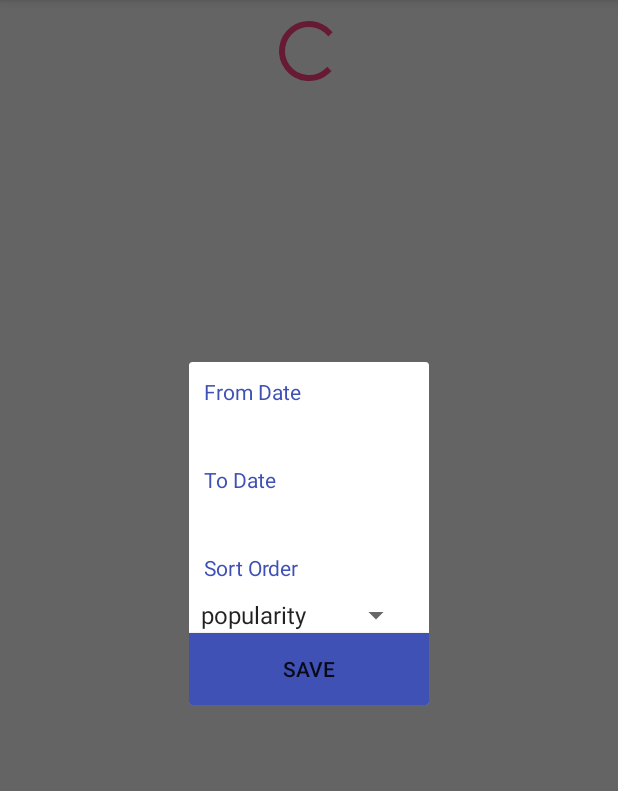
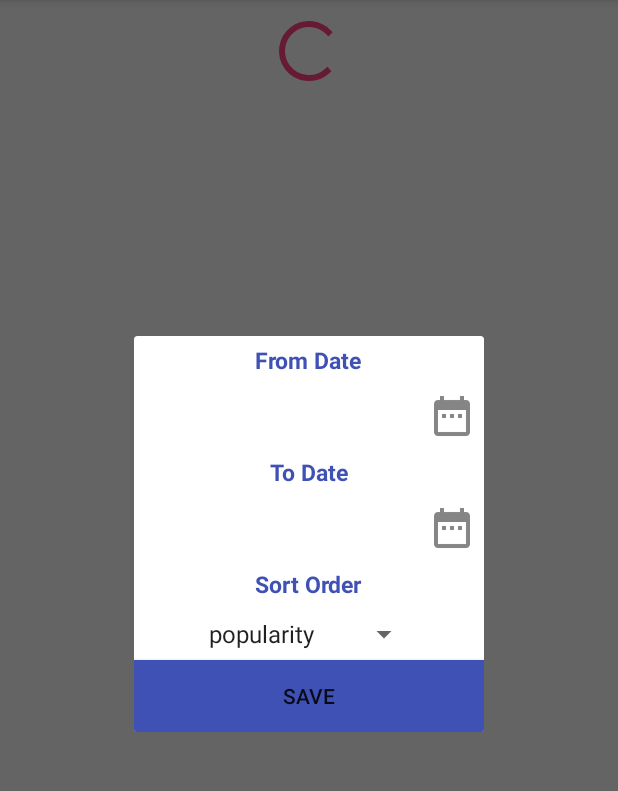
Before and after one commit to Riasik/AppNewsApi, an Android app: the fragment SettingsFragment placed in its activity, on a phone screen of 412 x 824 dp, the part 84-875 px from its top. Run offline under Robolectric (Android 15) with nearby library versions, the phone set to English and light mode, and no system bars; our stand-ins replace Picasso; pictures from the network do not load.

Commit message:
change settings

```diff
--- a/app/src/main/java/com/ryasik/appnewsapi/API/ApiInterface.java
+++ b/app/src/main/java/com/ryasik/appnewsapi/API/ApiInterface.java
@@ -11,8 +11,11 @@ public interface ApiInterface {
 
     @GET("everything")
     Call<articlesResponse> getItems(@Query("sources") String source,
-                                    @Query("page") int pageNumber,
-                                    @Query("apiKey") String apiKey);
+                                     @Query("from") String fromDate,
+                                     @Query("to") String toDate,
+                                     @Query("sortBy") String sortOrder,
+                                     @Query("page") int pageNumber,
+                                     @Query("apiKey") String apiKey);
     @GET("sources")
     Call<Source> getListSource(@Query("language") String languange,
                                @Query("apiKey") String apiKey);
--- a/app/src/main/java/com/ryasik/appnewsapi/Adapters/ListSourcesAdapter.java
+++ b/app/src/main/java/com/ryasik/appnewsapi/Adapters/ListSourcesAdapter.java
@@ -15,7 +15,8 @@ import com.ryasik.appnewsapi.R;
 
 import java.util.List;
 
-public class ListSourcesAdapter extends RecyclerView.Adapter<ListSourcesAdapter.ViewHolder>{
+public class ListSourcesAdapter extends RecyclerView.Adapter<ListSourcesAdapter.ViewHolder>
+{
 
     private Context context;
     private List<Source.ListSource> listSources;
@@ -75,4 +76,5 @@ public class ListSourcesAdapter extends RecyclerView.Adapter<ListSourcesAdapter.
         this.listSources = listSources;
         notifyDataSetChanged();
     }
+
 }
--- a/app/src/main/java/com/ryasik/appnewsapi/Adapters/PaginationAdapter.java
+++ b/app/src/main/java/com/ryasik/appnewsapi/Adapters/PaginationAdapter.java
@@ -183,10 +183,7 @@ public class PaginationAdapter extends RecyclerView.Adapter<RecyclerView.ViewHol
 
     private void startDetailsActivtiy(Item item) {
         Intent myIntent = new Intent(context, DetailsActivity.class);
-        myIntent.putExtra("article_name", item.getTitle());
-        myIntent.putExtra("article_author", item.getAuthor());
-        myIntent.putExtra("article_details", item.getDescription());
-        myIntent.putExtra("article_picture", item.getUrlToImage());
+        myIntent.putExtra("url", item.getUrl());
         context.startActivity(myIntent);
     }
 
--- a/app/src/main/java/com/ryasik/appnewsapi/Controller/ArticlesActivity.java
+++ b/app/src/main/java/com/ryasik/appnewsapi/Controller/ArticlesActivity.java
@@ -18,6 +18,7 @@ import com.ryasik.appnewsapi.API.ApiClient;
 import com.ryasik.appnewsapi.API.ApiInterface;
 import com.ryasik.appnewsapi.Adapters.PaginationAdapter;
 import com.ryasik.appnewsapi.Adapters.PaginationScrollListener;
+import com.ryasik.appnewsapi.Filters.ArticleFilter;
 import com.ryasik.appnewsapi.Fragments.SettingsFragment;
 import com.ryasik.appnewsapi.Model.Item;
 import com.ryasik.appnewsapi.Model.articlesResponse;
@@ -29,7 +30,7 @@ import retrofit2.Call;
 import retrofit2.Callback;
 import retrofit2.Response;
 
-public class ArticlesActivity extends AppCompatActivity {
+public class ArticlesActivity extends AppCompatActivity implements SettingsFragment.SettingsFragmentCallBack{
     public static String API_KEY = MainActivity.API_KEY;
     private static final String TAG = ArticlesActivity.class.getSimpleName();
 
@@ -50,7 +51,7 @@ public class ArticlesActivity extends AppCompatActivity {
     @Override
     protected void onCreate(Bundle savedInstanceState) {
         super.onCreate(savedInstanceState);
-        setContentView(R.layout.activity_main);
+        setContentView(R.layout.activity_articles);
         toolbar = (Toolbar) findViewById(R.id.toolbar);
         setSupportActionBar(toolbar);
         recyclerView = (RecyclerView) findViewById(R.id.recycler_view);
@@ -94,6 +95,7 @@ public class ArticlesActivity extends AppCompatActivity {
                 results = fetchResults(response);
                 progressBar.setVisibility(View.GONE);
                 Log.i("api response","results body contains "+ results);
+                Log.d("response.body()", String.valueOf(results));
                 adapter.addAll(results);
 
                 if (adapter.getItemCount() < 1000)
@@ -138,14 +140,18 @@ public class ArticlesActivity extends AppCompatActivity {
     }
 
     private Call<articlesResponse> callNewsApi(int currentPage) {
-        return apiService.getItems(source,currentPage,API_KEY);
+
+        return apiService.getItems(source,
+                ArticleFilter.getArticleFilterInstance().getFromDate(),
+                ArticleFilter.getArticleFilterInstance().getToDate(),
+                ArticleFilter.getArticleFilterInstance().getSortOrder(),
+                currentPage,API_KEY);
     }
 
     private List<Item> fetchResults(Response<articlesResponse> response) {
         articlesResponse articlesResponse = response.body();
 
         if (articlesResponse != null) {
-
             return articlesResponse.getArticles();
         }
         return results;
@@ -172,4 +178,17 @@ public class ArticlesActivity extends AppCompatActivity {
         return super.onOptionsItemSelected(item);
     }
 
+    @Override
+    public void event() {
+        getApplicationContext().startActivity(new Intent(getApplicationContext(), ArticlesActivity.class)
+                .putExtra("source", source));
+    }
+
+    @Override
+    public void onBackPressed() {
+        super.onBackPressed();
+        ArticleFilter.getArticleFilterInstance().setFromDate(null);
+        ArticleFilter.getArticleFilterInstance().setToDate(null);
+        ArticleFilter.getArticleFilterInstance().setSortOrder(null);
+    }
 }
--- a/app/src/main/java/com/ryasik/appnewsapi/Controller/MainActivity.java
+++ b/app/src/main/java/com/ryasik/appnewsapi/Controller/MainActivity.java
@@ -31,7 +31,7 @@ public class MainActivity extends AppCompatActivity {
     @Override
     protected void onCreate(Bundle savedInstanceState) {
         super.onCreate(savedInstanceState);
-        setContentView(R.layout.activity_main_first);
+        setContentView(R.layout.activity_main);
         rvly_list_sources = (RecyclerView) findViewById(R.id.rvly_list_sources);
         listSourcesAdapter = new ListSourcesAdapter(this, listSources);
         LinearLayoutManager linearLayoutManager = new LinearLayoutManager(this);
--- a/app/src/main/java/com/ryasik/appnewsapi/Fragments/SettingsFragment.java
+++ b/app/src/main/java/com/ryasik/appnewsapi/Fragments/SettingsFragment.java
@@ -1,5 +1,6 @@
 package com.ryasik.appnewsapi.Fragments;
 
+import android.app.Activity;
 import android.app.DatePickerDialog;
 import android.app.Dialog;
 import android.os.Bundle;
@@ -13,6 +14,7 @@ import android.view.Window;
 import android.widget.ArrayAdapter;
 import android.widget.Button;
 import android.widget.DatePicker;
+import android.widget.ImageView;
 import android.widget.Spinner;
 import android.widget.TextView;
 
@@ -27,6 +29,7 @@ public class SettingsFragment extends DialogFragment{
     TextView etToDateText;
     Spinner sprSortOrder;
     Button btnSave;
+    ImageView btnFromDate, btnToDate;
     ArrayAdapter<CharSequence> spinnerAdapter;
 
     public void onCreate(Bundle savedInstanceState){
@@ -40,6 +43,8 @@ public class SettingsFragment extends DialogFragment{
         etFromDateText = (TextView) view.findViewById(R.id.etDate);
         etToDateText = (TextView) view.findViewById(R.id.etToDate);
         btnSave = (Button)view.findViewById(R.id.btnSave);
+        btnFromDate = (ImageView) view.findViewById(R.id.btn_from_date);
+        btnToDate = (ImageView) view.findViewById(R.id.btn_to_date);
         loadSortOrder(view);
         return view;
     }
@@ -80,13 +85,13 @@ public class SettingsFragment extends DialogFragment{
     }
 
     private void setListeners(){
-        etFromDateText.setOnClickListener(new View.OnClickListener() {
+        btnFromDate.setOnClickListener(new View.OnClickListener() {
             @Override
             public void onClick(View v) {
                 showDatePicker(v.getId());
             }
         });
-        etToDateText.setOnClickListener(new View.OnClickListener() {
+        btnToDate.setOnClickListener(new View.OnClickListener() {
             @Override
             public void onClick(View v) {
                 showDatePicker(v.getId());
@@ -105,6 +110,7 @@ public class SettingsFragment extends DialogFragment{
         ArticleFilter.getArticleFilterInstance().setToDate((String.valueOf(etToDateText.getText())));
         ArticleFilter.getArticleFilterInstance().setSortOrder(String.valueOf(sprSortOrder.getSelectedItem()));
         dismiss();
+        callBack.event();
     }
 
     private void showDatePicker(final int idDate){
@@ -120,7 +126,7 @@ public class SettingsFragment extends DialogFragment{
 
             public void onDateSet(DatePicker view, int year, int monthOfYear,
                                   int dayOfMonth) {
-                if (idDate == R.id.etDate) {
+                if (idDate == R.id.btn_from_date) {
                     etFromDateText.setText(String.valueOf(monthOfYear + 1) + "/" + String.valueOf(dayOfMonth)
                             + "/" + String.valueOf(year));
                 }else {
@@ -134,4 +140,19 @@ public class SettingsFragment extends DialogFragment{
         datePickerFragment.show(getFragmentManager(),"Date Picker");
     }
 
+    public interface SettingsFragmentCallBack {
+        public void event();
+    }
+
+    SettingsFragmentCallBack callBack;
+
+    @Override
+    public void onAttach(Activity activity) {
+        super.onAttach(activity);
+        try {
+            callBack = (SettingsFragmentCallBack) activity;
+        } catch (ClassCastException e) {
+            throw new ClassCastException(activity.toString() + " must implement onSomeEventListener");
+        }
+    }
 }
--- /dev/null
+++ b/app/src/main/res/layout/activity_articles.xml
@@ -0,0 +1,38 @@
+<?xml version="1.0" encoding="utf-8"?>
+<LinearLayout xmlns:android="http://schemas.android.com/apk/res/android"
+xmlns:app="http://schemas.android.com/apk/res-auto"
+xmlns:tools="http://schemas.android.com/tools"
+android:layout_width="match_parent"
+android:layout_height="match_parent"
+tools:context="com.ryasik.appnewsapi.Controller.ArticlesActivity"
+android:orientation="vertical">
+<android.support.design.widget.AppBarLayout
+    android:layout_width="match_parent"
+    android:layout_height="wrap_content"
+    android:theme="@style/AppTheme.AppBarOverlay">
+
+    <android.support.v7.widget.Toolbar
+        android:id="@+id/toolbar"
+        android:layout_width="match_parent"
+        android:layout_height="?attr/actionBarSize"
+        android:background="?attr/colorPrimary"
+        app:popupTheme="@style/AppTheme.PopupOverlay"
+        />
+
+</android.support.design.widget.AppBarLayout>
+<android.support.v7.widget.RecyclerView
+    android:id="@+id/recycler_view"
+    android:layout_width="match_parent"
+    android:layout_height="wrap_content"
+    android:scrollbars="vertical"
+    tools:context=".controller.MainActivity"
+    android:paddingTop="10dp"
+    tools:showIn="@layout/activity_articles" />
+
+<ProgressBar
+    android:id="@+id/main_progress"
+    android:layout_width="wrap_content"
+    android:layout_height="wrap_content"
+    android:layout_gravity="center" />
+
+</LinearLayout>
--- a/app/src/main/res/layout/activity_main.xml
+++ b/app/src/main/res/layout/activity_main.xml
@@ -1,38 +1,12 @@
 <?xml version="1.0" encoding="utf-8"?>
 <LinearLayout xmlns:android="http://schemas.android.com/apk/res/android"
-xmlns:app="http://schemas.android.com/apk/res-auto"
-xmlns:tools="http://schemas.android.com/tools"
-android:layout_width="match_parent"
-android:layout_height="match_parent"
-tools:context="com.ryasik.appnewsapi.Controller.ArticlesActivity"
-android:orientation="vertical">
-<android.support.design.widget.AppBarLayout
+    xmlns:tools="http://schemas.android.com/tools"
     android:layout_width="match_parent"
-    android:layout_height="wrap_content"
-    android:theme="@style/AppTheme.AppBarOverlay">
-
-    <android.support.v7.widget.Toolbar
-        android:id="@+id/toolbar"
+    android:layout_height="match_parent"
+    tools:context=".Controller.MainActivity">
+    <android.support.v7.widget.RecyclerView
+        android:id="@+id/rvly_list_sources"
         android:layout_width="match_parent"
-        android:layout_height="?attr/actionBarSize"
-        android:background="?attr/colorPrimary"
-        app:popupTheme="@style/AppTheme.PopupOverlay"
-        />
-
-</android.support.design.widget.AppBarLayout>
-<android.support.v7.widget.RecyclerView
-    android:id="@+id/recycler_view"
-    android:layout_width="match_parent"
-    android:layout_height="wrap_content"
-    android:scrollbars="vertical"
-    tools:context=".controller.MainActivity"
-    android:paddingTop="10dp"
-    tools:showIn="@layout/activity_main" />
-
-<ProgressBar
-    android:id="@+id/main_progress"
-    android:layout_width="wrap_content"
-    android:layout_height="wrap_content"
-    android:layout_gravity="center" />
-
+        android:layout_height="wrap_content">
+    </android.support.v7.widget.RecyclerView>
 </LinearLayout>
--- a/app/src/main/res/layout/fragment_settings.xml
+++ b/app/src/main/res/layout/fragment_settings.xml
@@ -2,55 +2,100 @@
 <LinearLayout xmlns:android="http://schemas.android.com/apk/res/android"
     android:layout_width="match_parent"
     android:layout_height="match_parent"
+    android:gravity="center"
     android:orientation="vertical">
 
     <TextView
-android:text="@string/lbl_from_date"
-android:layout_width="wrap_content"
-android:textColor="@color/colorPrimary"
-android:layout_height="wrap_content"
-android:layout_margin="10dp"
-android:id="@+id/tvLblDate" />
-
-<TextView
+        android:id="@+id/tvLblDate"
         android:layout_width="wrap_content"
         android:layout_height="wrap_content"
-android:ems="10"
-android:id="@+id/etDate" />
-
-<TextView
-android:text="@string/lbl_to_date"
-android:layout_width="wrap_content"
+        android:layout_margin="5dp"
+        android:text="@string/lbl_from_date"
         android:textColor="@color/colorPrimary"
-android:layout_height="wrap_content"
-android:layout_margin="10dp"
-android:id="@+id/tvLblToDate" />
-
-<TextView
+        android:textAppearance="?android:textAppearanceLarge"
+        android:textSize="@dimen/article_title_text_size"
+        android:textStyle="bold"/>
+<LinearLayout
     android:layout_width="wrap_content"
     android:layout_height="wrap_content"
+    android:orientation="horizontal">
+    <TextView
+        android:id="@+id/etDate"
+        android:layout_width="wrap_content"
+        android:layout_height="wrap_content"
+        android:layout_margin="5dp"
+        android:gravity="center"
         android:ems="10"
-android:id="@+id/etToDate" />
+        android:textAppearance="?android:textAppearanceLarge"
+        android:textSize="@dimen/article_title_text_size"
+        android:textStyle="bold"/>
+    <ImageView
+        android:id="@+id/btn_from_date"
+        android:layout_width="wrap_content"
+        android:layout_height="wrap_content"
+        android:layout_margin="5dp"
+        android:src="@drawable/ic_date_update"
+        />
 
+</LinearLayout>
     <TextView
+        android:id="@+id/tvLblToDate"
+        android:layout_width="wrap_content"
+        android:layout_height="wrap_content"
+        android:layout_margin="5dp"
+        android:text="@string/lbl_to_date"
+        android:textColor="@color/colorPrimary"
+        android:textAppearance="?android:textAppearanceLarge"
+        android:textSize="@dimen/article_title_text_size"
+        android:textStyle="bold"/>
+<LinearLayout
+    android:layout_width="wrap_content"
+    android:layout_height="wrap_content"
+    android:orientation="horizontal">
+    <TextView
+        android:id="@+id/etToDate"
+        android:layout_width="wrap_content"
+        android:layout_height="wrap_content"
+        android:layout_margin="5dp"
+        android:gravity="center"
+        android:ems="10"
+        android:textAppearance="?android:textAppearanceLarge"
+        android:textSize="@dimen/article_title_text_size"
+        android:textStyle="bold"/>
+    <ImageView
+        android:id="@+id/btn_to_date"
+        android:layout_width="wrap_content"
+        android:layout_height="wrap_content"
+        android:layout_margin="5dp"
+        android:src="@drawable/ic_date_update"
+        />
+</LinearLayout>
+    <TextView
+        android:id="@+id/tvLblSortOrder"
+        android:layout_width="wrap_content"
+        android:layout_height="wrap_content"
+        android:layout_margin="5dp"
         android:text="@string/lbl_sort_order"
         android:textColor="@color/colorPrimary"
-android:layout_margin="10dp"
+        android:textAppearance="?android:textAppearanceLarge"
+        android:textSize="@dimen/article_title_text_size"
+        android:textStyle="bold"/>
+
+    <Spinner
+        android:id="@+id/sort_spinner"
         android:layout_width="wrap_content"
         android:layout_height="wrap_content"
-android:id="@+id/tvLblSortOrder" />
-
-<Spinner
-android:layout_width="wrap_content"
-android:layout_height="wrap_content"
-android:id="@+id/sort_spinner" />
+        android:layout_margin="5dp"
+        android:textAppearance="?android:textAppearanceLarge"
+        android:textSize="@dimen/article_title_text_size"
+        android:textStyle="bold"
+        />
 
     <Button
+        android:id="@+id/btnSave"
         android:layout_width="match_parent"
         android:layout_height="wrap_content"
-android:id="@+id/btnSave"
-android:text="@string/btn_save"
+        android:background="@color/colorPrimary"
         android:onClick="onSaveClick"
-android:background="@color/colorPrimary"
-    />
+        android:text="@string/btn_save" />
 </LinearLayout>
```
Also changed, not shown: app/src/main/java/com/ryasik/appnewsapi/Controller/DetailsActivity.java (+26 -22 lines), app/src/main/res/layout/activity_article_details.xml (added, +21 -0 lines), app/src/main/res/layout/activity_details.xml (deleted, +0 -56 lines), app/src/main/res/layout/activity_main_first.xml (deleted, +0 -12 lines), app/src/main/res/drawable-hdpi/ic_date_update.png (added), app/src/main/res/drawable-mdpi/ic_date_update.png (added), app/src/main/res/drawable-xhdpi/ic_date_update.png (added), app/src/main/res/drawable-xxhdpi/ic_date_update.png (added). Lines whose indentation alone changed are shown as unchanged.
